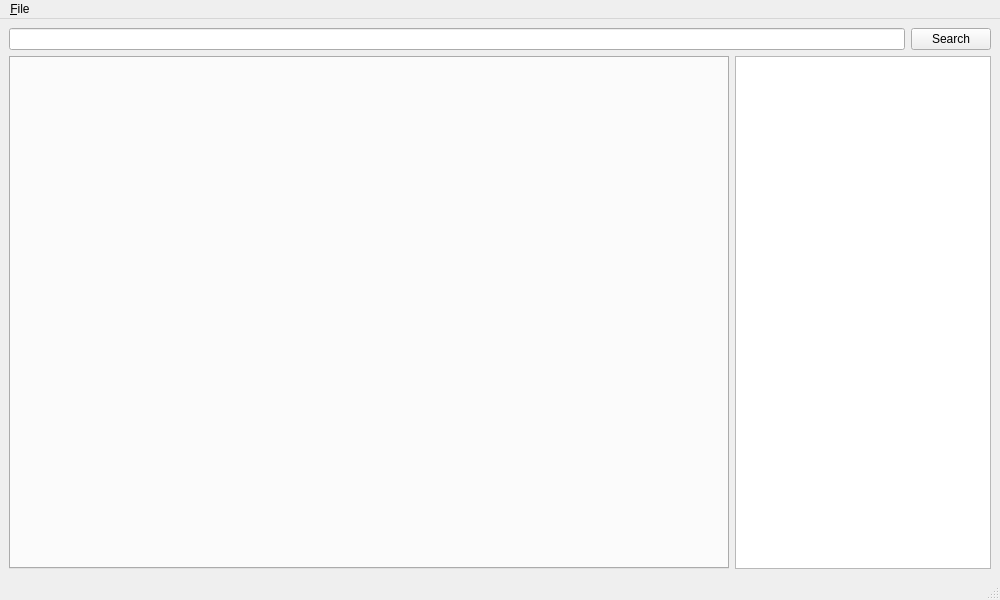
Above: MainWindow.ui from mpsido/PASParser before the change. Below: the same form after it.
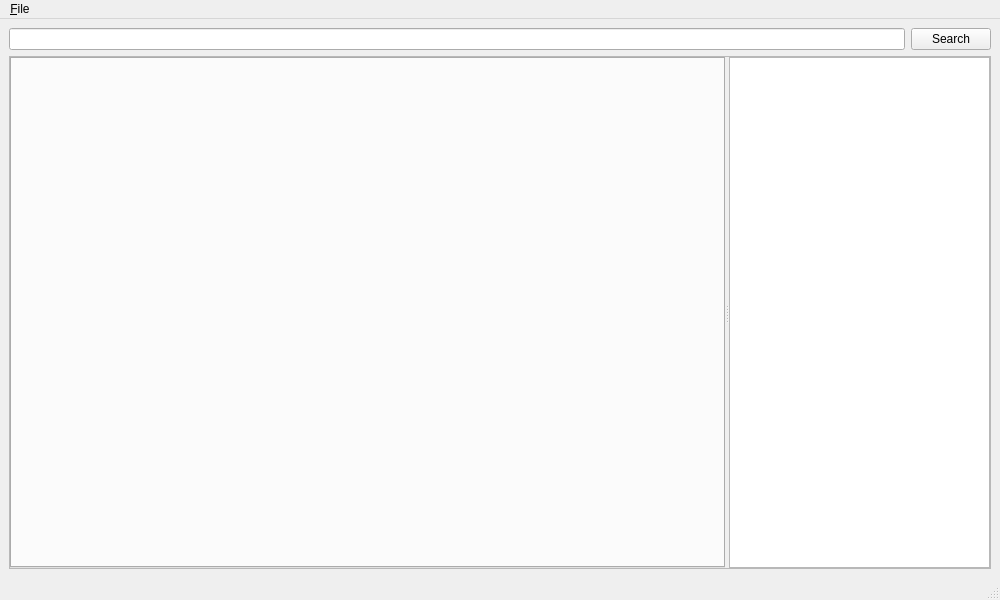
That is the form after the change.

Commit message: Combo box for enums\nData edit from side panel broken

```diff
--- a/MainWindow.ui
+++ b/MainWindow.ui
@@ -30,6 +30,13 @@
      </layout>
     </item>
     <item>
+     <widget class="QSplitter" name="splitter">
+      <property name="frameShape">
+       <enum>QFrame::StyledPanel</enum>
+      </property>
+      <property name="frameShadow">
+       <enum>QFrame::Raised</enum>
+      </property>
      <layout class="QHBoxLayout" name="horizontalLayout_2">
       <item>
        <widget class="QTabWidget" name="tabWidget">
@@ -55,6 +62,7 @@
        </widget>
       </item>
      </layout>
+     </widget>
     </item>
    </layout>
   </widget>
```
Lines whose indentation alone changed are shown as unchanged. The commit also changes 11 other files.
